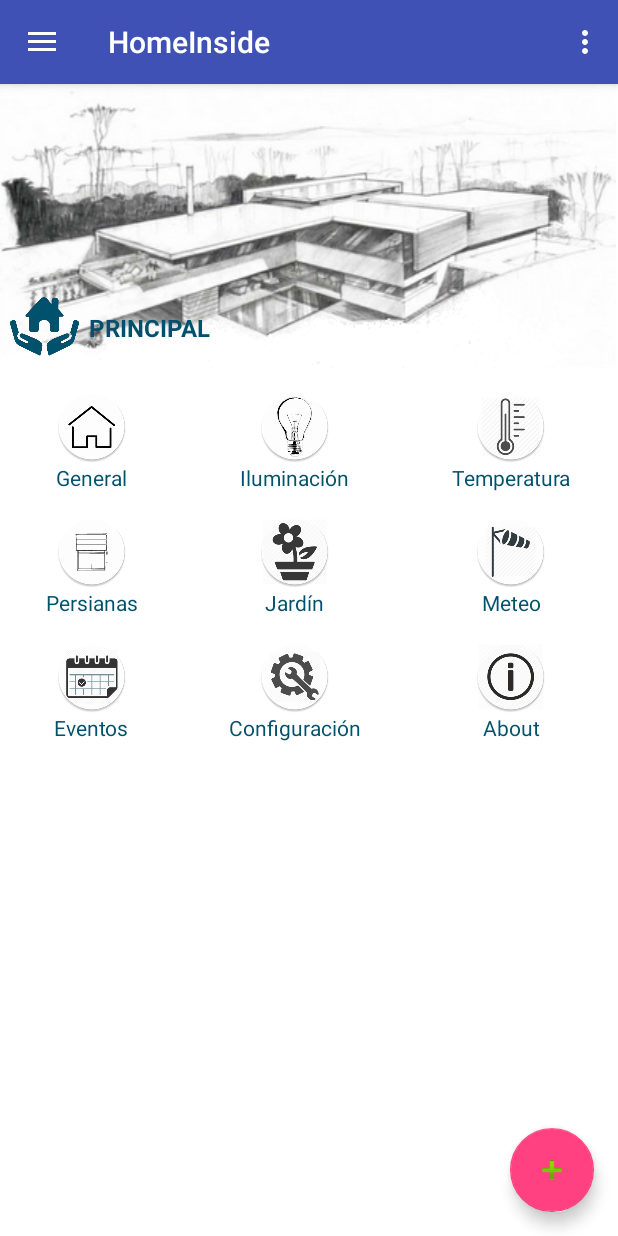
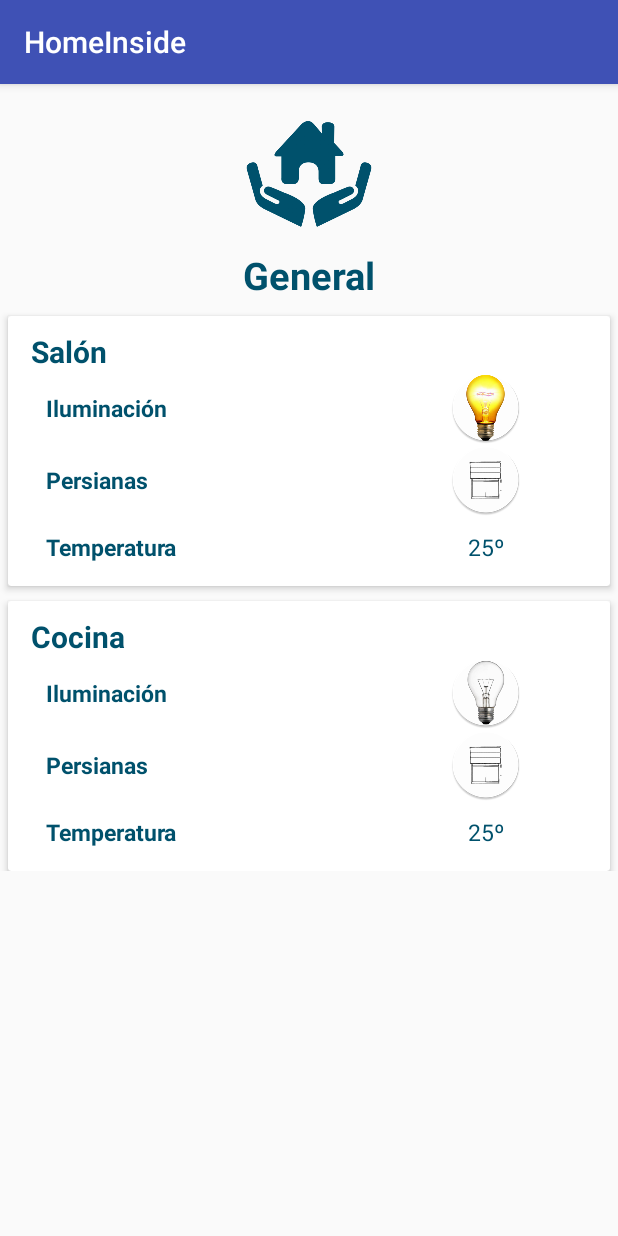
Before and after one commit to laVacaGo/HomeInside, an Android app: the MainActivity screen opened directly, with no data from a screen before it, after a tap on an icon or button, on a phone screen of 412 x 824 dp. Run offline under Robolectric (Android 15) with nearby library versions, the phone set to English and light mode, and no system bars.

```diff
--- /dev/null
+++ b/app/src/main/java/rodrigo/sdm/com/homeinside/GeneralActivity.java
@@ -0,0 +1,13 @@
+package rodrigo.sdm.com.homeinside;
+
+import android.support.v7.app.AppCompatActivity;
+import android.os.Bundle;
+
+public class GeneralActivity extends AppCompatActivity {
+
+    @Override
+    protected void onCreate(Bundle savedInstanceState) {
+        super.onCreate(savedInstanceState);
+        setContentView(R.layout.activity_general);
+    }
+}
--- a/app/src/main/java/rodrigo/sdm/com/homeinside/MainActivity.java
+++ b/app/src/main/java/rodrigo/sdm/com/homeinside/MainActivity.java
@@ -1,7 +1,9 @@
 package rodrigo.sdm.com.homeinside;
 
 import android.content.Intent;
+import android.content.SharedPreferences;
 import android.os.Bundle;
+import android.preference.PreferenceManager;
 import android.support.design.widget.FloatingActionButton;
 import android.support.design.widget.Snackbar;
 import android.view.View;
@@ -13,6 +15,8 @@ import android.support.v7.app.AppCompatActivity;
 import android.support.v7.widget.Toolbar;
 import android.view.Menu;
 import android.view.MenuItem;
+import android.widget.TextView;
+import android.widget.Toast;
 
 import static rodrigo.sdm.com.homeinside.R.id.button_meteo;
 
@@ -46,6 +50,7 @@ public class MainActivity extends AppCompatActivity
 
         NavigationView navigationView = (NavigationView) findViewById(R.id.nav_view);
         navigationView.setNavigationItemSelectedListener(this);
+
     }
 
     public void buttonOnClicked(View v){
@@ -53,6 +58,8 @@ public class MainActivity extends AppCompatActivity
         Intent intent;
         switch (id){
             case R.id.button_general:
+                intent= new Intent(this,GeneralActivity.class);
+                startActivity(intent);
                 break;
             case R.id.button_iluminacion:
                 intent= new Intent(this,IluminacionActivity.class);
@@ -81,6 +88,8 @@ public class MainActivity extends AppCompatActivity
                 break;
         }
     }
+
+
     @Override
     public void onBackPressed() {
         DrawerLayout drawer = (DrawerLayout) findViewById(R.id.drawer_layout);
@@ -145,11 +154,10 @@ public class MainActivity extends AppCompatActivity
            intent=new Intent(this,WeatherActivity.class);
            startActivity(intent);
 
-        }/* else if (id == R.id.nav_meteo) {
-           intent=new Intent(this,WeatherActivity.class);
+        } else if (id == R.id.nav_general) {
+           intent=new Intent(this,GeneralActivity.class);
            startActivity(intent);
-
-       }*/
+       }
 
         DrawerLayout drawer = (DrawerLayout) findViewById(R.id.drawer_layout);
         drawer.closeDrawer(GravityCompat.START);
--- /dev/null
+++ b/app/src/main/res/layout/activity_general.xml
@@ -0,0 +1,248 @@
+<?xml version="1.0" encoding="utf-8"?>
+<ScrollView
+    xmlns:android="http://schemas.android.com/apk/res/android"
+    xmlns:card_view="http://schemas.android.com/apk/res-auto"
+    android:orientation="vertical"
+    android:layout_width="match_parent"
+    android:layout_height="match_parent">
+
+    <LinearLayout
+        android:orientation="vertical"
+        android:layout_width="match_parent"
+        android:layout_height="match_parent"
+        android:paddingTop="10dp"
+        android:weightSum="1">
+        <ImageView
+            android:layout_width="match_parent"
+            android:layout_height="100dp"
+            android:src="@drawable/casa_icon"/>
+        <TextView
+            android:layout_width="match_parent"
+            android:layout_height="wrap_content"
+            android:text="@string/scroll_general"
+            android:textAlignment="center"
+            android:textSize="25dp"
+            android:textColor="#00516C"
+            android:textStyle="bold"/>
+
+        <android.support.v7.widget.CardView
+            android:layout_width="match_parent"
+            android:layout_marginTop="10dp"
+            android:layout_marginLeft="5dp"
+            android:layout_marginRight="5dp"
+            android:layout_height="wrap_content"
+            card_view:cardElevation="3dp"
+            >
+
+            <LinearLayout
+                android:orientation="vertical"
+                android:layout_height="match_parent"
+                android:layout_width="match_parent"
+                android:layout_marginBottom="10dp"
+                android:layout_marginTop="10dp"
+                android:layout_marginLeft="10dp"
+                >
+                <TextView
+                    android:layout_width="wrap_content"
+                    android:textStyle="bold"
+                    android:layout_marginLeft="5dp"
+                    android:textColor="#00516C"
+                    android:textSize="20dp"
+                    android:layout_height="wrap_content"
+                    android:layout_gravity="left"
+                    android:text="@string/habitacion_salon"/>
+
+                <LinearLayout
+                    android:orientation="horizontal"
+                    android:layout_width="match_parent"
+                    android:weightSum="2"
+                    android:layout_height="match_parent">
+                    <TextView
+                        android:layout_marginLeft="15dp"
+                        android:textColor="#00516C"
+                        android:layout_weight="1"
+                        android:layout_gravity="center"
+                        android:textStyle="bold"
+                        android:textSize="15dp"
+                        android:layout_width="match_parent"
+                        android:layout_height="wrap_content"
+                        android:text="@string/scroll_ilum" />
+                    <ImageView
+                        android:onClick=""
+                        android:layout_width="match_parent"
+                        android:layout_weight="1"
+                        android:paddingLeft="30dp"
+                        android:layout_height="wrap_content"
+                        android:src="@mipmap/bombilla_encendida_redonda"
+                        />
+                </LinearLayout>
+                <LinearLayout
+                    android:orientation="horizontal"
+                    android:layout_width="match_parent"
+                    android:weightSum="2"
+                    android:layout_height="match_parent">
+                    <TextView
+                        android:layout_marginLeft="15dp"
+                        android:textColor="#00516C"
+                        android:layout_weight="1"
+                        android:layout_gravity="center"
+                        android:textStyle="bold"
+                        android:textSize="15dp"
+                        android:layout_width="match_parent"
+                        android:layout_height="wrap_content"
+                        android:text="@string/scroll_pers" />
+                    <ImageView
+                        android:onClick=""
+                        android:layout_width="match_parent"
+                        android:layout_weight="1"
+                        android:paddingLeft="30dp"
+                        android:layout_height="wrap_content"
+                        android:src="@mipmap/persianas_redododo"
+                        />
+                </LinearLayout>
+                <LinearLayout
+                    android:orientation="horizontal"
+                    android:layout_width="match_parent"
+                    android:layout_marginTop="10dp"
+                    android:weightSum="2"
+                    android:layout_height="match_parent"
+                    android:layout_marginBottom="5dp">
+                    <TextView
+                        android:layout_marginLeft="15dp"
+                        android:textColor="#00516C"
+                        android:textSize="15dp"
+                        android:textStyle="bold"
+                        android:layout_weight="1"
+                        android:layout_gravity="center"
+                        android:layout_width="match_parent"
+                        android:layout_height="wrap_content"
+                        android:text="@string/scroll_temp" />
+                    <TextView
+                        android:onClick=""
+                        android:text="25º"
+                        android:textColor="#00516C"
+                        android:textSize="15dp"
+                        android:textAlignment="center"
+                        android:layout_width="match_parent"
+                        android:layout_height="wrap_content"
+                        android:paddingLeft="30dp"
+                        android:layout_weight="1"
+                        />
+                </LinearLayout>
+
+            </LinearLayout>
+        </android.support.v7.widget.CardView>
+        <android.support.v7.widget.CardView
+            android:layout_width="match_parent"
+            android:layout_marginTop="10dp"
+            android:layout_marginLeft="5dp"
+            android:layout_marginRight="5dp"
+            android:layout_height="wrap_content"
+            card_view:cardElevation="3dp"
+            >
+
+            <LinearLayout
+                android:orientation="vertical"
+                android:layout_height="match_parent"
+                android:layout_width="match_parent"
+                android:layout_marginBottom="10dp"
+                android:layout_marginTop="10dp"
+                android:layout_marginLeft="10dp"
+                >
+                <TextView
+                    android:layout_width="wrap_content"
+                    android:textStyle="bold"
+                    android:layout_marginLeft="5dp"
+                    android:textColor="#00516C"
+                    android:textSize="20dp"
+                    android:layout_height="wrap_content"
+                    android:layout_gravity="left"
+                    android:text="@string/habitacion_cocina"/>
+
+                <LinearLayout
+                    android:orientation="horizontal"
+                    android:layout_width="match_parent"
+                    android:weightSum="2"
+                    android:layout_height="match_parent">
+                    <TextView
+                        android:layout_marginLeft="15dp"
+                        android:textColor="#00516C"
+                        android:layout_weight="1"
+                        android:layout_gravity="center"
+                        android:textStyle="bold"
+                        android:textSize="15dp"
+                        android:layout_width="match_parent"
+                        android:layout_height="wrap_content"
+                        android:text="@string/scroll_ilum" />
+                    <ImageView
+                        android:id="@+id/salon_principal"
+                        android:onClick="onClickBombilla"
+                        android:layout_width="match_parent"
+                        android:layout_weight="1"
+                        android:paddingLeft="30dp"
+                        android:layout_height="wrap_content"
+                        android:src="@mipmap/bombilla_apagada_redonda"
+                        />
+                </LinearLayout>
+                <LinearLayout
+                    android:orientation="horizontal"
+                    android:layout_width="match_parent"
+                    android:weightSum="2"
+                    android:layout_height="match_parent">
+                    <TextView
+                        android:layout_marginLeft="15dp"
+                        android:id="@+id/lampara1"
+                        android:textColor="#00516C"
+                        android:layout_weight="1"
+                        android:layout_gravity="center"
+                        android:textStyle="bold"
+                        android:textSize="15dp"
+                        android:layout_width="match_parent"
+                        android:layout_height="wrap_content"
+                        android:text="@string/scroll_pers" />
+                    <ImageView
+                        android:onClick=""
+                        android:layout_width="match_parent"
+                        android:layout_weight="1"
+                        android:paddingLeft="30dp"
+                        android:layout_height="wrap_content"
+                        android:src="@mipmap/persianas_redododo"
+                        />
+                </LinearLayout>
+                <LinearLayout
+                    android:orientation="horizontal"
+                    android:layout_width="match_parent"
+                    android:layout_marginTop="10dp"
+                    android:weightSum="2"
+                    android:layout_height="match_parent"
+
+                    android:layout_marginBottom="5dp">
+                    <TextView
+                        android:layout_marginLeft="15dp"
+                        android:id="@+id/lampara2"
+                        android:textColor="#00516C"
+                        android:textSize="15dp"
+                        android:textStyle="bold"
+                        android:layout_weight="1"
+                        android:layout_gravity="center"
+                        android:layout_width="match_parent"
+                        android:layout_height="wrap_content"
+                        android:text="@string/scroll_temp" />
+                    <TextView
+                        android:onClick=""
+                        android:text="25º"
+                        android:textColor="#00516C"
+                        android:textSize="15dp"
+                        android:textAlignment="center"
+                        android:id="@+id/salon_secundaria"
+                        android:layout_width="match_parent"
+                        android:layout_height="wrap_content"
+                        android:paddingLeft="30dp"
+                        android:layout_weight="1"
+                        />
+                </LinearLayout>
+
+            </LinearLayout>
+        </android.support.v7.widget.CardView>
+</LinearLayout>
+</ScrollView>
--- a/app/src/main/res/layout/nav_header_main.xml
+++ b/app/src/main/res/layout/nav_header_main.xml
@@ -31,7 +31,7 @@
             android:id="@+id/textViewUser"
             android:layout_width="match_parent"
             android:layout_height="wrap_content"
-            android:text="Rodrigo Irigoyen Gallego"
+            android:text="@string/introduzca_user"
             android:textColor="#ffffff"
             android:textStyle="bold" />
 
@@ -39,7 +39,7 @@
             android:id="@+id/textViewEmail"
             android:layout_width="match_parent"
             android:layout_height="wrap_content"
-            android:text="rodirgal@inf.upv.es"
+            android:text="@string/introduzca_email"
             android:textColor="#ffffff"
             android:textStyle="bold" />
     </LinearLayout>
--- a/app/src/main/res/values/strings.xml
+++ b/app/src/main/res/values/strings.xml
@@ -34,6 +34,8 @@
 
     <string name="login">Identificarse</string>
     <string name="usuario">Usuario</string>
+    <string name="email">Email</string>
+    <string name="hintEmail">Introduzca su eMail</string>
     <string name="hintUsuario">Introduzca su usuario</string>
     <string name="password">Contraseña</string>
     <string name="hintPassword">Introduzca su contraseña</string>
@@ -45,4 +47,8 @@
     <string name="ubicacion">Ubicación</string>
     <string name="et_ubicacion">Introducir ubicación</string>
     <string name="idioma">Idioma</string>
+
+    <string name="error_login">Contraseña incorrecta</string>
+    <string name="introduzca_user">Usuario</string>
+    <string name="introduzca_email">eMail</string>
 </resources>
```
Also changed, not shown: app/src/main/AndroidManifest.xml (+13 -12 lines), app/src/main/java/rodrigo/sdm/com/homeinside/ConfiguracionActivity.java (+18 -1 lines), app/src/main/res/layout/activity_configuracion.xml (+24 -1 lines), app/src/main/res/layout/iluminacion_card.xml (added, +86 -0 lines).
